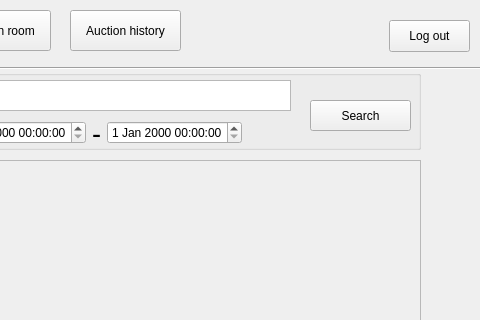
Above: GUI/mainwindow.ui from TuanAnhNguyenCo/Auction before the change; both pictures show x 320 to 800 and y 0 to 320 of the 800 by 600 pixel window. Below: the same form after it.
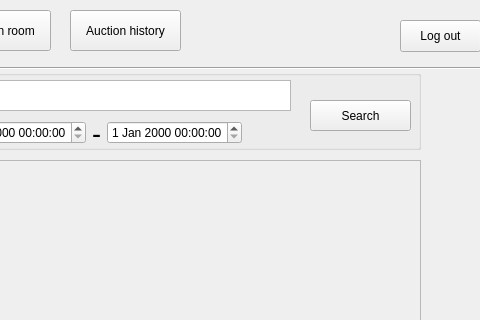
That is the form after the change.

Diff of the .ui file:
```diff
--- a/GUI/mainwindow.ui
+++ b/GUI/mainwindow.ui
@@ -202,7 +202,7 @@
      <widget class="QPushButton" name="btn_logout">
       <property name="geometry">
        <rect>
-        <x>709</x>
+        <x>720</x>
         <y>20</y>
         <width>81</width>
         <height>32</height>
```
